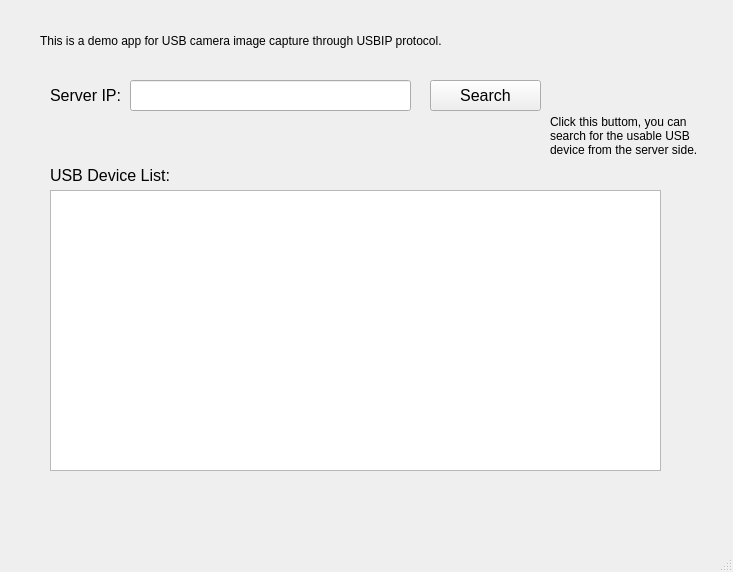
Above: demo_app/clientdemo/mainwindow.ui from EMDC-OS/remote-io before the change. Below: the same form after it.
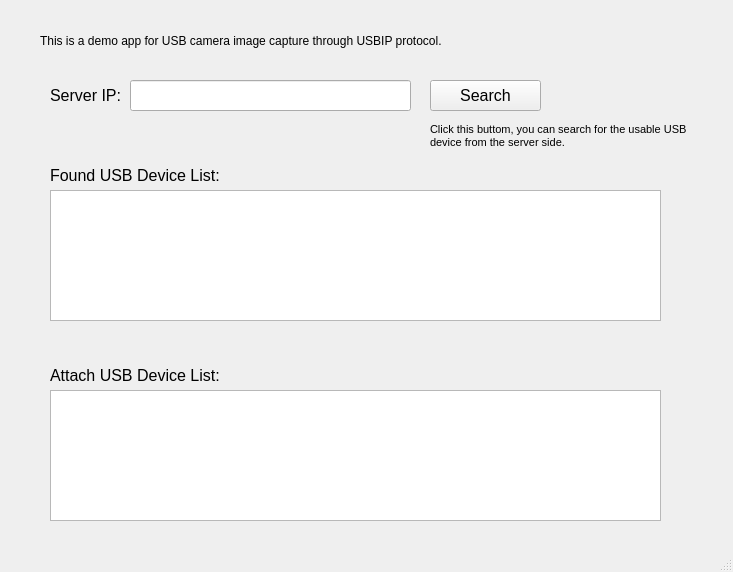
That is the form after the change.

```diff
--- a/demo_app/clientdemo/mainwindow.ui
+++ b/demo_app/clientdemo/mainwindow.ui
@@ -51,12 +51,17 @@
    <widget class="QLabel" name="label_2">
     <property name="geometry">
      <rect>
-      <x>550</x>
-      <y>80</y>
-      <width>151</width>
-      <height>111</height>
+      <x>430</x>
+      <y>110</y>
+      <width>271</width>
+      <height>51</height>
      </rect>
     </property>
+    <property name="font">
+     <font>
+      <pointsize>8</pointsize>
+     </font>
+    </property>
     <property name="lineWidth">
      <number>1</number>
     </property>
@@ -106,7 +111,7 @@
       <x>50</x>
       <y>190</y>
       <width>611</width>
-      <height>281</height>
+      <height>131</height>
      </rect>
     </property>
     <property name="font">
@@ -123,7 +128,7 @@
      <rect>
       <x>50</x>
       <y>160</y>
-      <width>141</width>
+      <width>201</width>
       <height>31</height>
      </rect>
     </property>
@@ -133,7 +138,43 @@
      </font>
     </property>
     <property name="text">
-     <string>USB Device List:</string>
+     <string>Found USB Device List:</string>
+    </property>
+   </widget>
+   <widget class="QListWidget" name="LinkList">
+    <property name="geometry">
+     <rect>
+      <x>50</x>
+      <y>390</y>
+      <width>611</width>
+      <height>131</height>
+     </rect>
+    </property>
+    <property name="font">
+     <font>
+      <pointsize>12</pointsize>
+     </font>
+    </property>
+    <property name="horizontalScrollBarPolicy">
+     <enum>Qt::ScrollBarAlwaysOff</enum>
+    </property>
+   </widget>
+   <widget class="QLabel" name="label_5">
+    <property name="geometry">
+     <rect>
+      <x>50</x>
+      <y>360</y>
+      <width>201</width>
+      <height>31</height>
+     </rect>
+    </property>
+    <property name="font">
+     <font>
+      <pointsize>12</pointsize>
+     </font>
+    </property>
+    <property name="text">
+     <string>Attach USB Device List:</string>
     </property>
    </widget>
   </widget>
```
